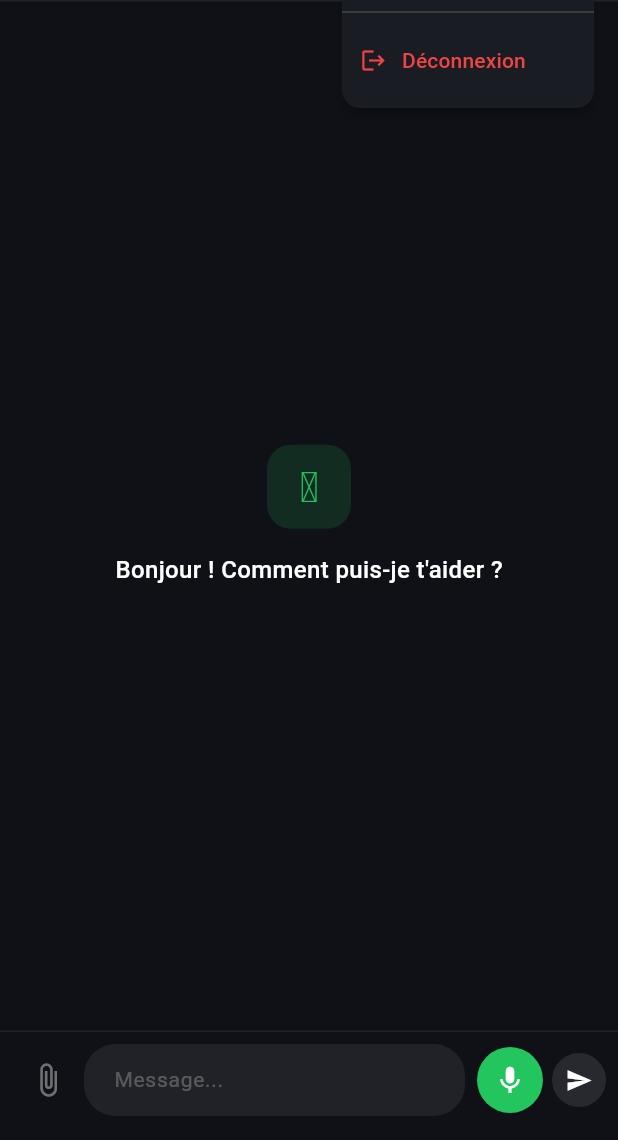
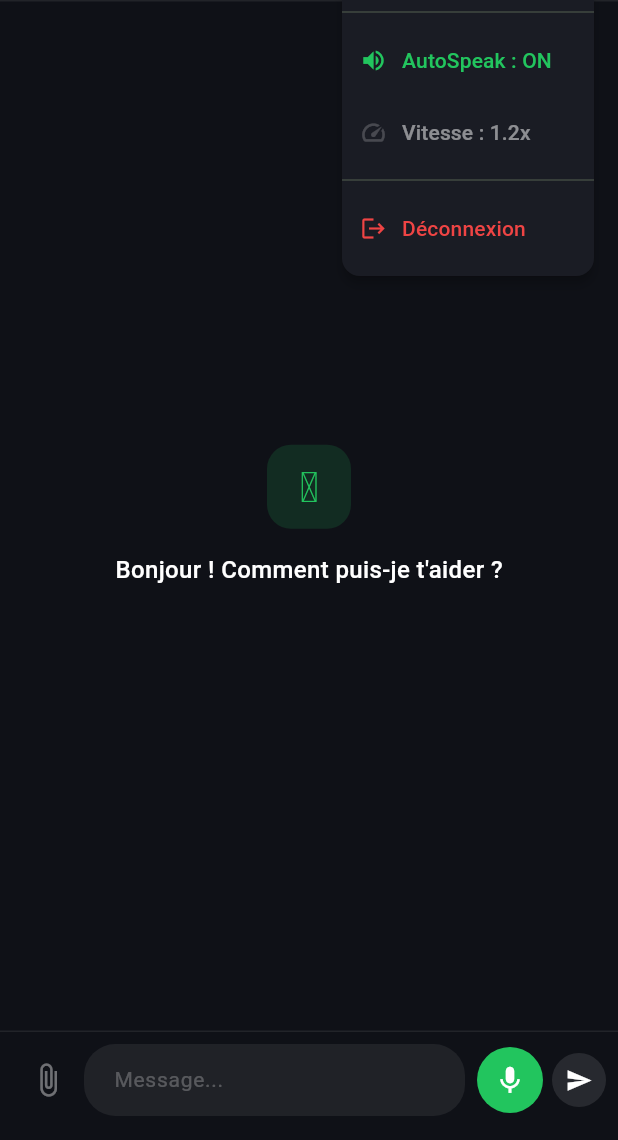
Before and after one commit to per1gyom/couffrant-assistant, a Flutter app: the ChatScreen screen opened directly, after a tap on the "more vert" icon, on a phone screen of 412 x 824 dp, the part 96-1236 px from its top. Run offline on Flutter 3.47's test engine with Material 3 defaults, Android fonts, the phone set to English and light mode, and no system bars; our stand-ins replace cookie_jar, dio, dio_cookie_manager, flutter_markdown, just_audio; network calls fail.

Commit message:
flutter: F3.1-F3.3 integration TTS — bouton Ecouter + AutoSpeak + vitesse voix

```diff
--- a/flutter/lib/screens/chat_screen.dart
+++ b/flutter/lib/screens/chat_screen.dart
@@ -3,6 +3,7 @@ import 'package:flutter_markdown/flutter_markdown.dart';
 import 'package:url_launcher/url_launcher.dart';
 import '../services/auth_service.dart';
 import '../services/chat_service.dart';
+import '../services/tts_service.dart';
 import 'login_screen.dart';
 
 class ChatScreen extends StatefulWidget {
@@ -15,6 +16,7 @@ class ChatScreen extends StatefulWidget {
 class _ChatScreenState extends State<ChatScreen> {
   final _authService = AuthService();
   final _chatService = ChatService();
+  final _tts = TtsService();
   final _inputController = TextEditingController();
   final _scrollController = ScrollController();
   final _inputFocus = FocusNode();
@@ -24,6 +26,7 @@ class _ChatScreenState extends State<ChatScreen> {
   AskChoice? _askChoice;
   bool _loading = false;
   bool _historyLoaded = false;
+  bool _autoSpeak = true;
   String _username = '';
 
   @override
@@ -51,6 +54,7 @@ class _ChatScreenState extends State<ChatScreen> {
     if (text.isEmpty || _loading) return;
 
     _inputController.clear();
+    _tts.stop();
     setState(() {
       _messages.add(ChatMessage(text: text, isUser: true));
       _loading = true;
@@ -61,8 +65,12 @@ class _ChatScreenState extends State<ChatScreen> {
     try {
       final response = await _chatService.sendMessage(text);
 
-      // Nettoyer les balises [ACTION:...] et [SPEAK_SPEED:...]
       var answer = response.answer;
+      // Extraire SPEAK_SPEED si present
+      final speedMatch = RegExp(r'\[SPEAK_SPEED:([\d.]+)\]').firstMatch(answer);
+      if (speedMatch != null) {
+        _tts.speed = double.tryParse(speedMatch.group(1)!) ?? 1.2;
+      }
       answer = answer.replaceAll(RegExp(r'\[ACTION:[A-Z_]+:[^\]]*\]'), '');
       answer = answer.replaceAll(RegExp(r'\[SPEAK_SPEED:[\d.]+\]'), '');
       answer = answer.trim();
@@ -80,6 +88,11 @@ class _ChatScreenState extends State<ChatScreen> {
           _loading = false;
         });
         _scrollToBottom();
+
+        // AutoSpeak : lire la reponse automatiquement
+        if (_autoSpeak && answer.isNotEmpty) {
+          _tts.speak(answer);
+        }
       }
     } catch (e) {
       if (mounted) {
@@ -111,6 +124,7 @@ class _ChatScreenState extends State<ChatScreen> {
   }
 
   Future<void> _logout() async {
+    _tts.stop();
     await _authService.logout();
     if (!mounted) return;
     Navigator.of(context).pushReplacement(
@@ -123,6 +137,7 @@ class _ChatScreenState extends State<ChatScreen> {
     _inputController.dispose();
     _scrollController.dispose();
     _inputFocus.dispose();
+    _tts.dispose();
     super.dispose();
   }
 
@@ -168,12 +183,42 @@ class _ChatScreenState extends State<ChatScreen> {
             color: const Color(0xFF1A1C24),
             shape: RoundedRectangleBorder(
               borderRadius: BorderRadius.circular(12)),
-            onSelected: (v) { if (v == 'logout') _logout(); },
+            onSelected: (v) {
+              if (v == 'logout') _logout();
+              if (v == 'autospeak') setState(() => _autoSpeak = !_autoSpeak);
+            },
             itemBuilder: (_) => [
               PopupMenuItem(enabled: false, child: Text(
                 'Connect\u00e9 : $_username',
                 style: TextStyle(color: Colors.white.withOpacity(0.5), fontSize: 13),
               )),
+              const PopupMenuDivider(),
+              PopupMenuItem(
+                value: 'autospeak',
+                child: Row(children: [
+                  Icon(
+                    _autoSpeak ? Icons.volume_up : Icons.volume_off,
+                    color: _autoSpeak ? const Color(0xFF22C55E) : Colors.white54,
+                    size: 18,
+                  ),
+                  const SizedBox(width: 10),
+                  Text(
+                    _autoSpeak ? 'AutoSpeak : ON' : 'AutoSpeak : OFF',
+                    style: TextStyle(
+                      color: _autoSpeak ? const Color(0xFF22C55E) : Colors.white54,
+                    ),
+                  ),
+                ]),
+              ),
+              PopupMenuItem(
+                enabled: false,
+                child: Row(children: [
+                  Icon(Icons.speed, color: Colors.white.withOpacity(0.4), size: 18),
+                  const SizedBox(width: 10),
+                  Text('Vitesse : ${_tts.speed.toStringAsFixed(1)}x',
+                    style: TextStyle(color: Colors.white.withOpacity(0.5))),
+                ]),
+              ),
               const PopupMenuDivider(),
               const PopupMenuItem(value: 'logout', child: Row(children: [
                 Icon(Icons.logout, color: Color(0xFFEF4444), size: 18),
@@ -214,7 +259,6 @@ class _ChatScreenState extends State<ChatScreen> {
       padding: const EdgeInsets.symmetric(horizontal: 12, vertical: 8),
       itemCount: _messages.length + (_historyLoaded ? 1 : 0) + (_loading ? 1 : 0),
       itemBuilder: (context, index) {
-        // Separateur historique
         if (_historyLoaded && index == 0) {
           return Padding(
             padding: const EdgeInsets.symmetric(vertical: 8),
@@ -231,12 +275,7 @@ class _ChatScreenState extends State<ChatScreen> {
         }
 
         final msgIndex = _historyLoaded ? index - 1 : index;
-
-        // Indicateur de chargement
-        if (msgIndex >= _messages.length) {
-          return _buildLoadingBubble();
-        }
-
+        if (msgIndex >= _messages.length) return _buildLoadingBubble();
         return _buildMessageBubble(_messages[msgIndex]);
       },
     );
@@ -252,7 +291,6 @@ class _ChatScreenState extends State<ChatScreen> {
         crossAxisAlignment: CrossAxisAlignment.start,
         textDirection: isUser ? TextDirection.rtl : TextDirection.ltr,
         children: [
-          // Avatar
           Container(
             width: 30, height: 30,
             decoration: BoxDecoration(
@@ -262,19 +300,15 @@ class _ChatScreenState extends State<ChatScreen> {
             child: Center(child: Text(
               isUser ? initial : '\u2726',
               style: TextStyle(
-                fontSize: isUser ? 13 : 15,
-                fontWeight: FontWeight.w600,
+                fontSize: isUser ? 13 : 15, fontWeight: FontWeight.w600,
                 color: isUser ? const Color(0xFF85B7EB) : const Color(0xFF22C55E),
               ),
             )),
           ),
           const SizedBox(width: 8),
-          // Bulle
           Flexible(
             child: Column(
-              crossAxisAlignment: isUser
-                  ? CrossAxisAlignment.end
-                  : CrossAxisAlignment.start,
+              crossAxisAlignment: isUser ? CrossAxisAlignment.end : CrossAxisAlignment.start,
               children: [
                 Container(
                   padding: const EdgeInsets.all(12),
@@ -301,35 +335,29 @@ class _ChatScreenState extends State<ChatScreen> {
                             h3: const TextStyle(color: Colors.white, fontSize: 16, fontWeight: FontWeight.w600),
                             strong: const TextStyle(color: Colors.white, fontWeight: FontWeight.w600),
                             em: const TextStyle(color: Colors.white, fontStyle: FontStyle.italic),
-                            code: TextStyle(
-                              color: const Color(0xFF22C55E),
-                              backgroundColor: Colors.white.withOpacity(0.08),
-                              fontSize: 13,
-                            ),
+                            code: TextStyle(color: const Color(0xFF22C55E),
+                              backgroundColor: Colors.white.withOpacity(0.08), fontSize: 13),
                             listBullet: const TextStyle(color: Colors.white, fontSize: 14),
                             a: const TextStyle(color: Color(0xFF85B7EB), decoration: TextDecoration.underline),
                           ),
                           onTapLink: (text, href, title) {
-                            if (href != null) {
-                              launchUrl(Uri.parse(href), mode: LaunchMode.externalApplication);
-                            }
+                            if (href != null) launchUrl(Uri.parse(href), mode: LaunchMode.externalApplication);
                           },
                         ),
                 ),
-                // Boutons feedback (seulement sur les messages Raya)
                 if (!isUser && msg.ariaMemoryId != null)
                   Padding(
                     padding: const EdgeInsets.only(top: 4),
-                    child: Row(
-                      mainAxisSize: MainAxisSize.min,
-                      children: [
-                        _feedbackBtn('\ud83d\udd0a', () {}),
-                        _feedbackBtn('\ud83d\udc4d', () {}),
-                        _feedbackBtn('\ud83d\udc4e', () {}),
-                        _feedbackBtn('\ud83d\udca1', () {}),
-                        _feedbackBtn('\ud83d\udc1b', () {}),
-                      ],
-                    ),
+                    child: Row(mainAxisSize: MainAxisSize.min, children: [
+                      _feedbackBtn('\ud83d\udd0a', () {
+                        if (_tts.isSpeaking) { _tts.stop(); }
+                        else { _tts.speak(msg.text); }
+                      }),
+                      _feedbackBtn('\ud83d\udc4d', () {}),
+                      _feedbackBtn('\ud83d\udc4e', () {}),
+                      _feedbackBtn('\ud83d\udca1', () {}),
+                      _feedbackBtn('\ud83d\udc1b', () {}),
+                    ]),
                   ),
               ],
             ),
@@ -356,9 +384,7 @@ class _ChatScreenState extends State<ChatScreen> {
         Container(
           width: 30, height: 30,
           decoration: BoxDecoration(
-            color: const Color(0xFF1A3D2A),
-            borderRadius: BorderRadius.circular(10),
-          ),
+            color: const Color(0xFF1A3D2A), borderRadius: BorderRadius.circular(10)),
           child: const Center(child: Text('\u2726',
             style: TextStyle(fontSize: 15, color: Color(0xFF22C55E)))),
         ),
@@ -369,13 +395,11 @@ class _ChatScreenState extends State<ChatScreen> {
             color: Colors.white.withOpacity(0.06),
             borderRadius: const BorderRadius.only(
               topLeft: Radius.circular(4), topRight: Radius.circular(16),
-              bottomLeft: Radius.circular(16), bottomRight: Radius.circular(16),
-            ),
+              bottomLeft: Radius.circular(16), bottomRight: Radius.circular(16)),
           ),
           child: Row(mainAxisSize: MainAxisSize.min, children: [
-            _dot(0), const SizedBox(width: 4),
-            _dot(1), const SizedBox(width: 4),
-            _dot(2),
+            _dot(0), const SizedBox(width: 4), _dot(1),
+            const SizedBox(width: 4), _dot(2),
           ]),
         ),
       ]),
@@ -388,18 +412,13 @@ class _ChatScreenState extends State<ChatScreen> {
       duration: Duration(milliseconds: 600 + i * 200),
       builder: (_, v, __) => Opacity(
         opacity: v,
-        child: Container(
-          width: 6, height: 6,
+        child: Container(width: 6, height: 6,
           decoration: BoxDecoration(
-            color: Colors.white.withOpacity(0.4),
-            shape: BoxShape.circle,
-          ),
-        ),
+            color: Colors.white.withOpacity(0.4), shape: BoxShape.circle)),
       ),
     );
   }
 
-  // --- ASK CHOICE ---
   Widget _buildAskChoice() {
     return Container(
       padding: const EdgeInsets.fromLTRB(12, 8, 12, 4),
@@ -410,10 +429,8 @@ class _ChatScreenState extends State<ChatScreen> {
             style: OutlinedButton.styleFrom(
               foregroundColor: const Color(0xFF22C55E),
               side: const BorderSide(color: Color(0xFF22C55E), width: 0.5),
-              shape: RoundedRectangleBorder(
-                borderRadius: BorderRadius.circular(20)),
-              padding: const EdgeInsets.symmetric(horizontal: 16, vertical: 10),
-            ),
+              shape: RoundedRectangleBorder(borderRadius: BorderRadius.circular(20)),
+              padding: const EdgeInsets.symmetric(horizontal: 16, vertical: 10)),
             child: Text(opt, style: const TextStyle(fontSize: 13)),
           ),
         ).toList(),
@@ -421,16 +438,13 @@ class _ChatScreenState extends State<ChatScreen> {
     );
   }
 
-  // --- PENDING ACTIONS ---
   Widget _buildPendingActions() {
     return Container(
       margin: const EdgeInsets.fromLTRB(12, 4, 12, 4),
       padding: const EdgeInsets.all(10),
       decoration: BoxDecoration(
-        color: Colors.white.withOpacity(0.04),
-        borderRadius: BorderRadius.circular(12),
-        border: Border.all(color: Colors.white.withOpacity(0.08)),
-      ),
+        color: Colors.white.withOpacity(0.04), borderRadius: BorderRadius.circular(12),
+        border: Border.all(color: Colors.white.withOpacity(0.08))),
       child: Column(crossAxisAlignment: CrossAxisAlignment.start, children: [
         Text('\u23f8\ufe0f ${_pendingActions.length} action(s) en attente',
           style: TextStyle(fontSize: 12, color: Colors.white.withOpacity(0.5))),
@@ -440,61 +454,45 @@ class _ChatScreenState extends State<ChatScreen> {
           child: Row(children: [
             Expanded(child: Text(a.label,
               style: const TextStyle(color: Colors.white, fontSize: 13))),
-            TextButton(
-              onPressed: () => _sendMessage('Confirme l\'action ${a.id}'),
-              child: const Text('\u2713', style: TextStyle(color: Color(0xFF22C55E))),
-            ),
-            TextButton(
-              onPressed: () => _sendMessage('Annule l\'action ${a.id}'),
-              child: const Text('\u2717', style: TextStyle(color: Color(0xFFEF4444))),
-            ),
+            TextButton(onPressed: () => _sendMessage('Confirme l\'action ${a.id}'),
+              child: const Text('\u2713', style: TextStyle(color: Color(0xFF22C55E)))),
+            TextButton(onPressed: () => _sendMessage('Annule l\'action ${a.id}'),
+              child: const Text('\u2717', style: TextStyle(color: Color(0xFFEF4444)))),
           ]),
         )),
       ]),
     );
   }
 
-  // --- INPUT BAR ---
   Widget _buildInputBar() {
     return Container(
       padding: const EdgeInsets.fromLTRB(8, 8, 8, 16),
       decoration: BoxDecoration(
-        border: Border(top: BorderSide(color: Colors.white.withOpacity(0.08))),
-      ),
+        border: Border(top: BorderSide(color: Colors.white.withOpacity(0.08)))),
       child: Row(children: [
-        // Piece jointe
         IconButton(
           icon: Icon(Icons.attach_file, color: Colors.white.withOpacity(0.4)),
-          onPressed: () {}, // TODO Phase 2.7
+          onPressed: () {},
         ),
-        // Input texte
         Expanded(
           child: TextField(
-            controller: _inputController,
-            focusNode: _inputFocus,
+            controller: _inputController, focusNode: _inputFocus,
             style: const TextStyle(color: Colors.white, fontSize: 14),
-            maxLines: 4,
-            minLines: 1,
+            maxLines: 4, minLines: 1,
             decoration: InputDecoration(
               hintText: 'Message...',
               hintStyle: TextStyle(color: Colors.white.withOpacity(0.25)),
-              filled: true,
-              fillColor: Colors.white.withOpacity(0.07),
-              contentPadding: const EdgeInsets.symmetric(
-                horizontal: 16, vertical: 10),
+              filled: true, fillColor: Colors.white.withOpacity(0.07),
+              contentPadding: const EdgeInsets.symmetric(horizontal: 16, vertical: 10),
               border: OutlineInputBorder(
-                borderRadius: BorderRadius.circular(21),
-                borderSide: BorderSide.none,
-              ),
-            ),
+                borderRadius: BorderRadius.circular(21), borderSide: BorderSide.none)),
             textInputAction: TextInputAction.send,
             onSubmitted: (_) => _sendMessage(),
           ),
         ),
         const SizedBox(width: 8),
-        // Bouton micro
         GestureDetector(
-          onTap: () {}, // TODO Phase 3
+          onTap: () {},
           child: Container(
             width: 44, height: 44,
             decoration: const BoxDecoration(
@@ -503,7 +501,6 @@ class _ChatScreenState extends State<ChatScreen> {
           ),
         ),
         const SizedBox(width: 6),
-        // Bouton envoi
         GestureDetector(
           onTap: _sendMessage,
           child: Container(
```
